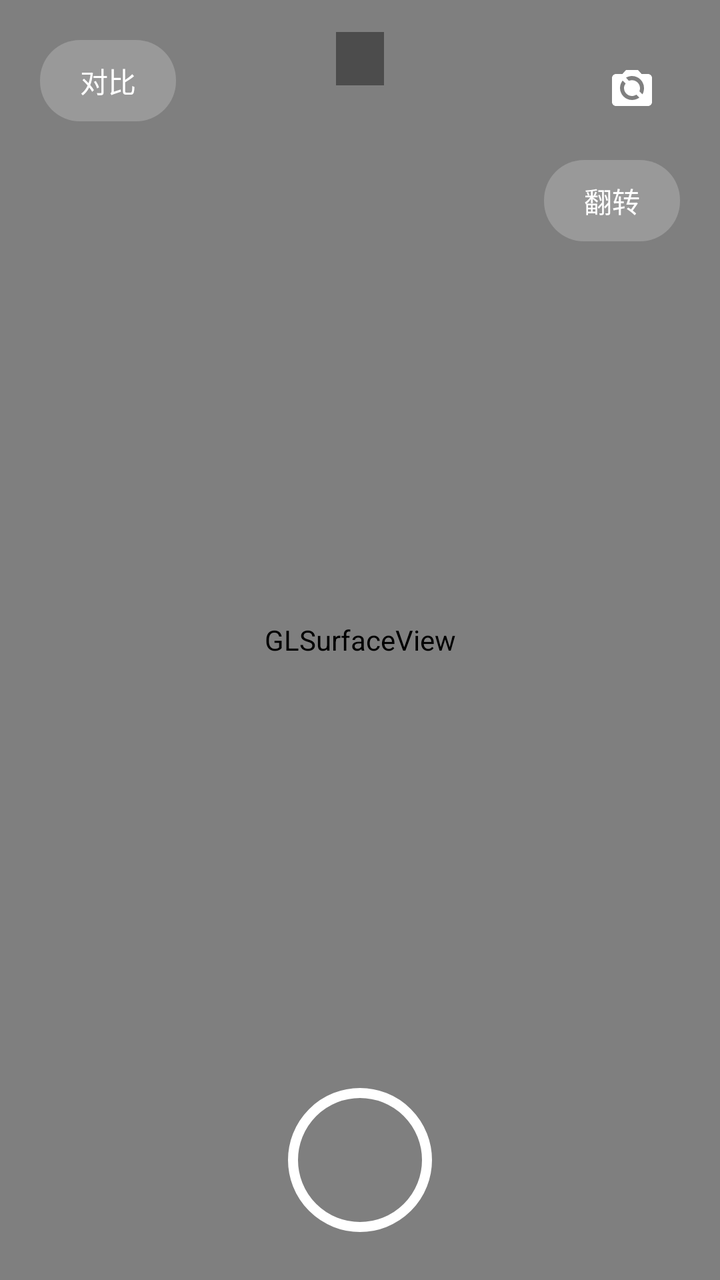
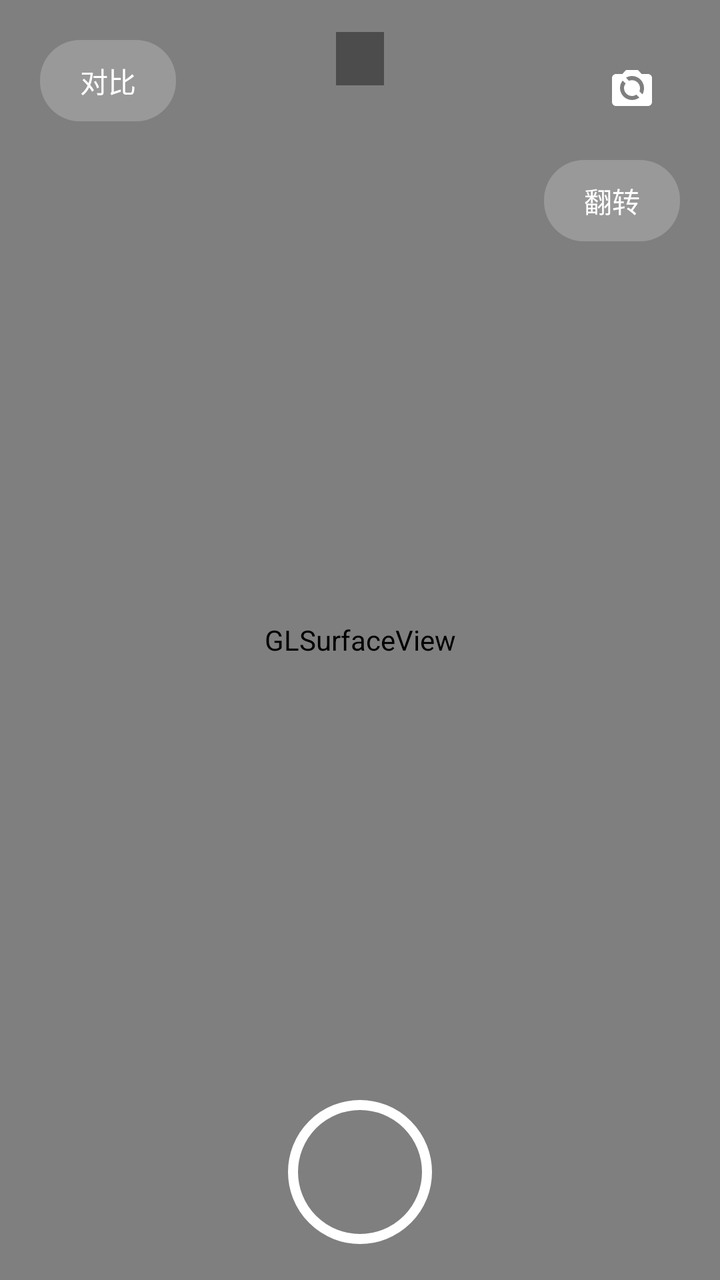

Compare the two renders of this Android layout. The source of the first and the diff that turns it into the second are given below.
<!-- AndroidManifest.xml: application theme Theme.BeautyCamera -->
<!-- res/layout/activity_main.xml -->
<?xml version="1.0" encoding="utf-8"?>
<FrameLayout xmlns:android="http://schemas.android.com/apk/res/android"
    android:layout_width="match_parent"
    android:layout_height="match_parent"
    android:background="#000000">

    <android.opengl.GLSurfaceView
        android:id="@+id/glSurface"
        android:layout_width="match_parent"
        android:layout_height="match_parent" />

    <ImageButton
        android:id="@+id/btnSwitch"
        android:layout_width="48dp"
        android:layout_height="48dp"
        android:layout_gravity="top|end"
        android:layout_margin="20dp"
        android:background="?attr/selectableItemBackgroundBorderless"
        android:contentDescription="切换摄像头"
        android:src="@drawable/ic_switch"
        android:tint="#FFFFFF" />

    <TextView
        android:id="@+id/btnCompare"
        android:layout_width="wrap_content"
        android:layout_height="wrap_content"
        android:layout_gravity="top|start"
        android:layout_margin="20dp"
        android:background="@drawable/chip_bg"
        android:paddingHorizontal="20dp"
        android:paddingVertical="10dp"
        android:text="对比"
        android:textColor="#FFFFFF"
        android:textSize="14sp" />

    <LinearLayout
        android:layout_width="match_parent"
        android:layout_height="wrap_content"
        android:layout_gravity="bottom"
        android:orientation="vertical"
        android:paddingBottom="24dp">

        <HorizontalScrollView
            android:id="@+id/filterRow"
            android:layout_width="match_parent"
            android:layout_height="wrap_content"
            android:scrollbars="none"
            android:visibility="gone">

            <LinearLayout
                android:id="@+id/filterChips"
                android:layout_width="wrap_content"
                android:layout_height="wrap_content"
                android:orientation="horizontal"
                android:paddingHorizontal="16dp" />
        </HorizontalScrollView>

        <LinearLayout
            android:id="@+id/sliderPanel"
            android:layout_width="match_parent"
            android:layout_height="wrap_content"
            android:orientation="vertical"
            android:paddingHorizontal="24dp" />

        <com.google.android.material.tabs.TabLayout
            android:id="@+id/tabs"
            android:layout_width="wrap_content"
            android:layout_height="40dp"
            android:layout_gravity="center_horizontal"
            android:background="#00000000"
            app:tabTextColor="#99FFFFFF"
            app:tabSelectedTextColor="#FFFFFF"
            app:tabIndicatorColor="#FFFFFF"
            app:tabRippleColor="#33FFFFFF"
            xmlns:app="http://schemas.android.com/apk/res-auto" />

        <FrameLayout
            android:layout_width="match_parent"
            android:layout_height="wrap_content"
            android:layout_marginTop="8dp">

            <ImageButton
                android:id="@+id/btnCapture"
                android:layout_width="72dp"
                android:layout_height="72dp"
                android:layout_gravity="center"
                android:background="@drawable/btn_capture"
                android:contentDescription="拍照"
                android:src="@null" />
        </FrameLayout>
    </LinearLayout>

    <TextView
        android:id="@+id/btnFlip"
        android:layout_width="wrap_content"
        android:layout_height="wrap_content"
        android:layout_gravity="top|end"
        android:layout_marginTop="80dp"
        android:layout_marginEnd="20dp"
        android:background="@drawable/chip_bg"
        android:paddingHorizontal="20dp"
        android:paddingVertical="10dp"
        android:text="翻转"
        android:textColor="#FFFFFF"
        android:textSize="14sp" />

    <TextView
        android:id="@+id/tvDebug"
        android:layout_width="wrap_content"
        android:layout_height="wrap_content"
        android:layout_gravity="center_horizontal"
        android:layout_marginTop="16dp"
        android:background="#66000000"
        android:paddingHorizontal="12dp"
        android:paddingVertical="6dp"
        android:textColor="#FF44FF44"
        android:textSize="11sp"
        android:fontFamily="monospace" />

    <TextView
        android:id="@+id/tvHint"
        android:layout_width="wrap_content"
        android:layout_height="wrap_content"
        android:layout_gravity="center"
        android:textColor="#FFFFFF"
        android:textSize="16sp"
        android:shadowColor="#80000000"
        android:shadowRadius="4" />
</FrameLayout>
<!-- resources referenced by this layout -->
<resources>
  <!-- drawable btn_capture (drawable) -->
  <?xml version="1.0" encoding="utf-8"?>
  <shape xmlns:android="http://schemas.android.com/apk/res/android" android:shape="oval">
      <solid android:color="#00FFFFFF" />
      <stroke android:width="5dp" android:color="#FFFFFF" />
      <size android:width="72dp" android:height="72dp" />
  </shape>
  <!-- drawable chip_bg (drawable) -->
  <?xml version="1.0" encoding="utf-8"?>
  <shape xmlns:android="http://schemas.android.com/apk/res/android" android:shape="rectangle">
      <corners android:radius="20dp" />
      <solid android:color="#33FFFFFF" />
  </shape>
  <!-- drawable ic_switch (drawable) -->
  <?xml version="1.0" encoding="utf-8"?>
  <vector xmlns:android="http://schemas.android.com/apk/res/android"
      android:width="24dp" android:height="24dp"
      android:viewportWidth="24" android:viewportHeight="24">
      <path
          android:fillColor="#FFFFFFFF"
          android:pathData="M20,5h-3.2L15,3H9L7.2,5H4C2.9,5 2,5.9 2,7v12c0,1.1 0.9,2 2,2h16c1.1,0 2,-0.9 2,-2V7C22,5.9 21.1,5 20,5zM12,18c-3.3,0 -6,-2.7 -6,-6c0,-1.4 0.5,-2.7 1.3,-3.7l1.5,1.5C8.3,10.4 8,11.2 8,12c0,2.2 1.8,4 4,4c0.8,0 1.6,-0.3 2.2,-0.7l1.5,1.5C14.7,17.5 13.4,18 12,18zM17.2,15.2l-1.5,-1.5c0.2,-0.5 0.3,-1 0.3,-1.6c0,-2.2 -1.8,-4 -4,-4c-0.6,0 -1.1,0.1 -1.6,0.3L9,6.8C10,6.3 11,6 12,6c3.3,0 6,2.7 6,6C18,13.4 17.7,14.4 17.2,15.2z" />
  </vector>
  <style name="Theme.BeautyCamera" parent="Theme.MaterialComponents.NoActionBar">
          <item name="android:windowBackground">#000000</item>
          <item name="android:statusBarColor">#00000000</item>
      </style>
</resources>

<!-- the commit's change to res/layout/activity_main.xml (unified diff, before → after) -->
@@ -21,76 +21,6 @@
         android:tint="#FFFFFF" />
 
     <TextView
-        android:id="@+id/btnCompare"
-        android:layout_width="wrap_content"
-        android:layout_height="wrap_content"
-        android:layout_gravity="top|start"
-        android:layout_margin="20dp"
-        android:background="@drawable/chip_bg"
-        android:paddingHorizontal="20dp"
-        android:paddingVertical="10dp"
-        android:text="对比"
-        android:textColor="#FFFFFF"
-        android:textSize="14sp" />
-
-    <LinearLayout
-        android:layout_width="match_parent"
-        android:layout_height="wrap_content"
-        android:layout_gravity="bottom"
-        android:orientation="vertical"
-        android:paddingBottom="24dp">
-
-        <HorizontalScrollView
-            android:id="@+id/filterRow"
-            android:layout_width="match_parent"
-            android:layout_height="wrap_content"
-            android:scrollbars="none"
-            android:visibility="gone">
-
-            <LinearLayout
-                android:id="@+id/filterChips"
-                android:layout_width="wrap_content"
-                android:layout_height="wrap_content"
-                android:orientation="horizontal"
-                android:paddingHorizontal="16dp" />
-        </HorizontalScrollView>
-
-        <LinearLayout
-            android:id="@+id/sliderPanel"
-            android:layout_width="match_parent"
-            android:layout_height="wrap_content"
-            android:orientation="vertical"
-            android:paddingHorizontal="24dp" />
-
-        <com.google.android.material.tabs.TabLayout
-            android:id="@+id/tabs"
-            android:layout_width="wrap_content"
-            android:layout_height="40dp"
-            android:layout_gravity="center_horizontal"
-            android:background="#00000000"
-            app:tabTextColor="#99FFFFFF"
-            app:tabSelectedTextColor="#FFFFFF"
-            app:tabIndicatorColor="#FFFFFF"
-            app:tabRippleColor="#33FFFFFF"
-            xmlns:app="http://schemas.android.com/apk/res-auto" />
-
-        <FrameLayout
-            android:layout_width="match_parent"
-            android:layout_height="wrap_content"
-            android:layout_marginTop="8dp">
-
-            <ImageButton
-                android:id="@+id/btnCapture"
-                android:layout_width="72dp"
-                android:layout_height="72dp"
-                android:layout_gravity="center"
-                android:background="@drawable/btn_capture"
-                android:contentDescription="拍照"
-                android:src="@null" />
-        </FrameLayout>
-    </LinearLayout>
-
-    <TextView
         android:id="@+id/btnFlip"
         android:layout_width="wrap_content"
         android:layout_height="wrap_content"
@@ -101,6 +31,19 @@
         android:paddingHorizontal="20dp"
         android:paddingVertical="10dp"
         android:text="翻转"
+        android:textColor="#FFFFFF"
+        android:textSize="14sp" />
+
+    <TextView
+        android:id="@+id/btnCompare"
+        android:layout_width="wrap_content"
+        android:layout_height="wrap_content"
+        android:layout_gravity="top|start"
+        android:layout_margin="20dp"
+        android:background="@drawable/chip_bg"
+        android:paddingHorizontal="20dp"
+        android:paddingVertical="10dp"
+        android:text="对比"
         android:textColor="#FFFFFF"
         android:textSize="14sp" />
 
@@ -118,6 +61,17 @@
         android:fontFamily="monospace" />
 
     <TextView
+        android:id="@+id/tvCount"
+        android:layout_width="wrap_content"
+        android:layout_height="wrap_content"
+        android:layout_gravity="center"
+        android:textColor="#FFFFFF"
+        android:textSize="96sp"
+        android:shadowColor="#80000000"
+        android:shadowRadius="8"
+        android:visibility="gone" />
+
+    <TextView
         android:id="@+id/tvHint"
         android:layout_width="wrap_content"
         android:layout_height="wrap_content"
@@ -126,4 +80,99 @@
         android:textSize="16sp"
         android:shadowColor="#80000000"
         android:shadowRadius="4" />
+
+    <LinearLayout
+        android:layout_width="match_parent"
+        android:layout_height="wrap_content"
+        android:layout_gravity="bottom"
+        android:orientation="vertical"
+        android:paddingBottom="18dp">
+
+        <HorizontalScrollView
+            android:id="@+id/presetsRow"
+            android:layout_width="match_parent"
+            android:layout_height="wrap_content"
+            android:scrollbars="none"
+            android:visibility="gone">
+
+            <LinearLayout
+                android:id="@+id/presetChips"
+                android:layout_width="wrap_content"
+                android:layout_height="wrap_content"
+                android:orientation="horizontal"
+                android:paddingHorizontal="16dp" />
+        </HorizontalScrollView>
+
+        <HorizontalScrollView
+            android:id="@+id/captureRow"
+            android:layout_width="match_parent"
+            android:layout_height="wrap_content"
+            android:scrollbars="none"
+            android:visibility="gone">
+
+            <LinearLayout
+                android:id="@+id/captureChips"
+                android:layout_width="wrap_content"
+                android:layout_height="wrap_content"
+                android:orientation="horizontal"
+                android:paddingHorizontal="16dp" />
+        </HorizontalScrollView>
+
+        <HorizontalScrollView
+            android:id="@+id/filterRow"
+            android:layout_width="match_parent"
+            android:layout_height="wrap_content"
+            android:scrollbars="none"
+            android:visibility="gone">
+
+            <LinearLayout
+                android:id="@+id/filterChips"
+                android:layout_width="wrap_content"
+                android:layout_height="wrap_content"
+                android:orientation="horizontal"
+                android:paddingHorizontal="16dp" />
+        </HorizontalScrollView>
+
+        <ScrollView
+            android:id="@+id/sliderScroll"
+            android:layout_width="match_parent"
+            android:layout_height="140dp"
+            android:visibility="gone">
+
+            <LinearLayout
+                android:id="@+id/sliderPanel"
+                android:layout_width="match_parent"
+                android:layout_height="wrap_content"
+                android:orientation="vertical"
+                android:paddingHorizontal="24dp" />
+        </ScrollView>
+
+        <com.google.android.material.tabs.TabLayout
+            android:id="@+id/tabs"
+            android:layout_width="wrap_content"
+            android:layout_height="40dp"
+            android:layout_gravity="center_horizontal"
+            android:layout_marginTop="6dp"
+            android:background="#00000000"
+            app:tabTextColor="#99FFFFFF"
+            app:tabSelectedTextColor="#FFFFFF"
+            app:tabIndicatorColor="#FFFFFF"
+            app:tabRippleColor="#33FFFFFF"
+            xmlns:app="http://schemas.android.com/apk/res-auto" />
+
+        <FrameLayout
+            android:layout_width="match_parent"
+            android:layout_height="wrap_content"
+            android:layout_marginTop="6dp">
+
+            <ImageButton
+                android:id="@+id/btnCapture"
+                android:layout_width="72dp"
+                android:layout_height="72dp"
+                android:layout_gravity="center"
+                android:background="@drawable/btn_capture"
+                android:contentDescription="拍照"
+                android:src="@null" />
+        </FrameLayout>
+    </LinearLayout>
 </FrameLayout>
